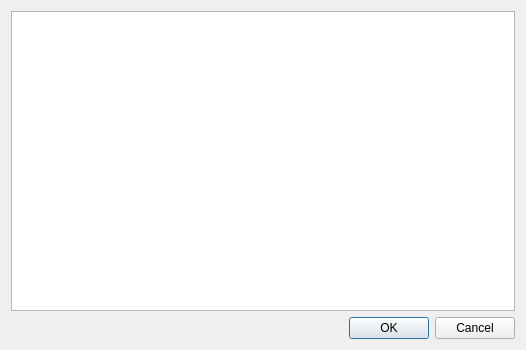
The window that trunk/src/bookmarklistdlg.ui (buggins/coolreader) describes before a commit, drawn with Qt 5.
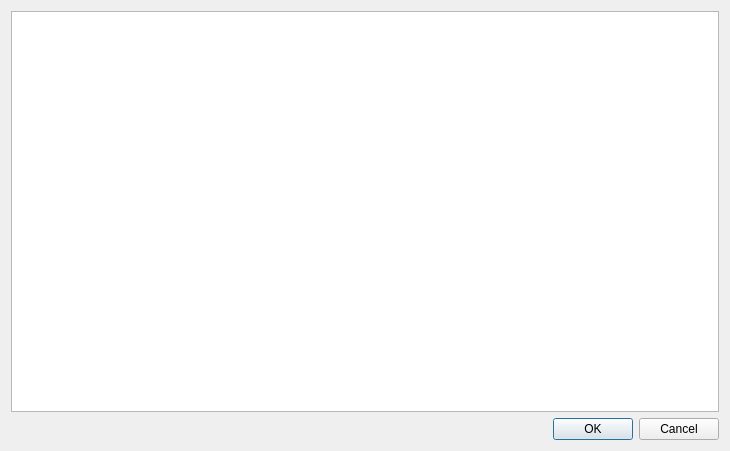
The same window after the commit.

```diff
--- a/trunk/src/bookmarklistdlg.ui
+++ b/trunk/src/bookmarklistdlg.ui
@@ -6,8 +6,8 @@
    <rect>
     <x>0</x>
     <y>0</y>
-    <width>526</width>
-    <height>350</height>
+    <width>730</width>
+    <height>451</height>
    </rect>
   </property>
   <property name="windowTitle">
```
Left out of the diff: 9 changed lines with no effect on the pictures.
